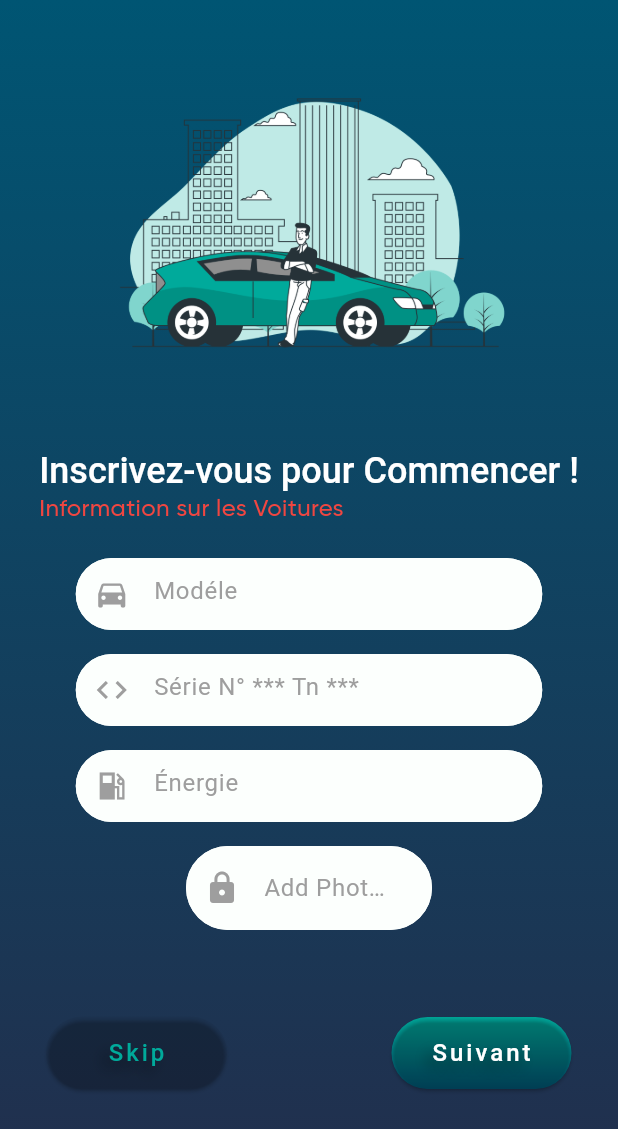
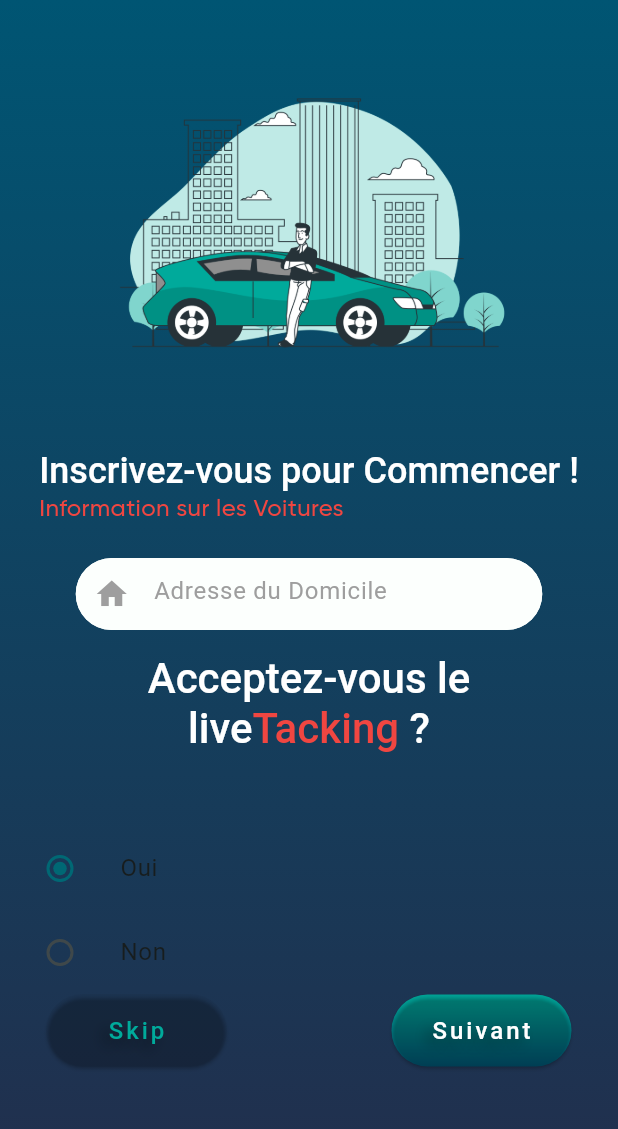
Before and after one commit to Acharouni/GOandGO, a Flutter app: the screen it shows after launch, on a phone screen of 412 x 824 dp. Shown: the top 1129 px of the screen. Run offline on Flutter 3.47's test engine with Material 2 defaults, Android fonts, the phone set to English and light mode, and no system bars.

Commit message:
register3 page

```diff
--- a/lib/main.dart
+++ b/lib/main.dart
@@ -1,6 +1,7 @@
 import 'package:flutter/material.dart';
 import 'package:go_and_go/screen/Regster1.dart';
 import 'package:go_and_go/screen/Regster2.dart';
+import 'package:go_and_go/screen/Regster3.dart';
 import 'package:go_and_go/screen/splash_screen.dart';
 import 'package:go_and_go/screen/startScreen.dart';
 
@@ -17,10 +18,10 @@ class MyApp extends StatelessWidget {
     return MaterialApp(
       title: 'Inetum Demo',
       theme: ThemeData(
-        colorScheme: ColorScheme.fromSeed(seedColor: Colors.deepPurple),
+        colorScheme: ColorScheme.fromSeed(seedColor: Colors.white),
         useMaterial3: true,
       ),
-      home: resgstertwo(),
+      home: regsterthree(),
     );
   }
 }
--- /dev/null
+++ b/lib/screen/Regster3.dart
@@ -0,0 +1,271 @@
+import 'package:flutter/material.dart';
+
+class regsterthree extends StatefulWidget {
+  const regsterthree({Key? key}) : super(key: key);
+
+  @override
+  State<regsterthree> createState() => _regsterthreeState();
+}
+List<String> optionsV =['Oui','Non'];
+
+class _regsterthreeState extends State<regsterthree> {
+  String currentOptions=optionsV[0];
+    @override
+    Widget build(BuildContext context) {
+      return Scaffold(
+        body: Container(
+          width:double.infinity,
+          decoration: BoxDecoration(
+            gradient: LinearGradient(colors: [Color(0xFF232D4B),Color(0xFF005573)],
+                begin:Alignment.bottomCenter,
+                end: Alignment.topCenter),
+          ),
+          child:  Column(
+            children: [
+              Column(
+                children: [
+                  Container(
+                    child: Image.asset(
+                      'assets/img/Carsimage2.png',
+                      width: 298,
+                      height: 300,
+                      fit: BoxFit.contain, // Choose a fit option
+                    ),
+                  ),
+                ],
+              ),
+              Column(
+                children: [
+                  Center(
+                    child: RichText(
+                      textAlign: TextAlign.center,
+                      text: TextSpan(
+                        style: TextStyle(
+                          fontFamily: "Roboto",
+                          fontSize: 24,
+                          fontWeight: FontWeight.w500,
+                          color: Colors.white, // Couleur par défaut du texte
+                        ),
+                        children: [
+                          TextSpan(
+                            text: "Inscrivez-vous pour Commencer !",
+                          ),
+                        ],
+                      ),
+                    ),
+                  ),
+                  Column(
+                    children: [
+                      Container(
+                        width: 360,
+                        height: 44,
+                        child: Text(
+                          "Information sur les Voitures ",
+                          style: const TextStyle(
+                            fontFamily: "Gilroy",
+                            fontSize: 16,
+                            fontWeight: FontWeight.w400,
+                            color: Color(0xFFF04641),
+                          ),
+                          textAlign: TextAlign.left,
+                        ),
+                      ),
+                    ],
+                  ),
+                ],
+              ),
+              Column(
+                children: [
+                  Container(
+                    width: 311,
+                    height: 48,
+                    child: TextFormField(
+                      style: TextStyle(color: Colors.black),
+                      validator: (value) {
+                        if (value!.isEmpty) {
+                          return 'Le champ Adresse du Domicile ne doit pas être vide';
+                        }
+                        return null;
+                      },
+                      decoration: InputDecoration(
+                        hintText: "Adresse du Domicile",
+                        border: OutlineInputBorder(
+                          borderRadius: BorderRadius.circular(10),
+                        ),
+                        contentPadding: EdgeInsets.symmetric(horizontal: 20, vertical: 16), // Ajuster la taille du champ de saisie
+                        filled: true,
+                        fillColor: Color(0xFFFCFFFD),
+                        hintStyle: TextStyle(color: Colors.grey),
+                        enabledBorder: OutlineInputBorder( // Définir le style de la bordure quand le champ n'est pas en focus
+                          borderRadius: BorderRadius.circular(60),
+                          borderSide: BorderSide(color: Color(0xFFFCFFFD), width: 2),
+                        ),
+                        prefixIcon: Icon(Icons.home, color: Colors.grey),
+                      ),
+                    ),
+                  ),
+                ],
+              ),
+              SizedBox(height: 16),
+              Column(
+                children: [
+
+                  Container(
+                    width: 325,
+                    height: 99,
+                    child: RichText(
+                      textAlign: TextAlign.center,
+                      text: TextSpan(
+                        style: TextStyle(
+                          fontFamily: "Roboto",
+                          fontSize: 28,
+                          fontWeight: FontWeight.w500,
+                          color: Colors.white, // Couleur par défaut du texte
+                        ),
+                        children: [
+                          TextSpan(
+                            text: "Acceptez-vous le live",
+                          ),
+                          TextSpan(
+                            text: "Tacking ",
+                            style: TextStyle(
+                              color: Color(0xFFF04641), // Couleur rouge pour "Go"
+                            ),
+                          ),
+                          TextSpan(
+                            text: "?",
+                          ),
+                        ],
+                      ),
+                    ),
+                  ),
+                ],
+              ),
+              SizedBox(height: 16),
+              Column(
+                children: [
+                  Column(
+                    children: [
+                      ListTile(
+                        title: const Text("Oui"),
+                        leading: Radio(
+                          value: optionsV[0],
+                          groupValue: currentOptions,
+                          onChanged: (value){
+                            setState(() {
+                              currentOptions=value.toString();
+                            });
+                          },
+                        ),
+                      ),
+                      ListTile(
+                        title: const Text("Non"),
+                        leading: Radio(
+                          value: optionsV[1],
+                          groupValue: currentOptions,
+                          onChanged: (value){
+                            setState(() {
+                              currentOptions=value.toString();
+                            });
+                          },
+                        ),
+                      ),
+
+                    ],
+                  )
+                ],
+              ),
+              Row(
+                mainAxisAlignment: MainAxisAlignment.center,
+                children: [
+                  Container(
+                    width: 120,
+                    height: 48,
+                    decoration: BoxDecoration(
+                      gradient: LinearGradient(
+                        colors: [Color(0xFFFF52), Color(0xFF7400)],
+                        begin: Alignment.bottomCenter,
+                        end: Alignment.topCenter,
+                      ),// Couleur de fond du bouton "Skip"
+                      borderRadius: BorderRadius.circular(30.0),
+                    ),
+                    child: ElevatedButton(
+                      style: ElevatedButton.styleFrom(
+                        primary: Colors.transparent, // Rendre la couleur de fond transparente
+                        onPrimary: Color(0xFFF00AA9B), // Couleur du texte
+                        shape: RoundedRectangleBorder(
+                          borderRadius: BorderRadius.circular(30.0),
+                        ),
+                      ),
+                      onPressed: () {
+                        // Action à exécuter lorsque le bouton "Skip" est pressé
+                        print('Skip button pressed');
+                      },
+                      child: Center(
+                        child: Text(
+                          'Skip',
+                          style: TextStyle(
+                            fontSize: 16,
+                            shadows: [
+                              Shadow(
+                                blurRadius: 10.0,
+                                color: Colors.black38,
+                                offset: Offset(-5.0, 5.0),
+                              ),
+                            ],
+                            letterSpacing: 2,
+                          ),
+                        ),
+                      ),
+                    ),
+                  ),
+                  SizedBox(width:110, height: 16), // Espacement entre les boutons
+                  Container(
+                    width: 120,
+                    height: 48,
+                    decoration: BoxDecoration(
+                      gradient: LinearGradient(
+                        colors: [Color(0xFF005573), Color(0xFF00AA9B)],
+                        begin: Alignment.bottomCenter,
+                        end: Alignment.topCenter,
+                      ),
+                      borderRadius: BorderRadius.circular(30.0),
+                    ),
+                    child: ElevatedButton(
+                      style: ElevatedButton.styleFrom(
+                        primary: Colors.transparent, // Rendre la couleur de fond transparente
+                        onPrimary: Colors.white, // Couleur du texte
+                        shape: RoundedRectangleBorder(
+                          borderRadius: BorderRadius.circular(30.0),
+                        ),
+                      ),
+                      onPressed: () {
+                        // Action à exécuter lorsque le bouton "Commencer" est pressé
+                        print('Commencer button pressed');
+                      },
+                      child: Center(
+                        child: Text(
+                          'Suivant',
+                          style: TextStyle(
+                            fontSize: 16,
+                            shadows: [
+                              Shadow(
+                                blurRadius: 10.0,
+                                color: Colors.black38,
+                                offset: Offset(-5.0, 5.0),
+                              ),
+                            ],
+                            letterSpacing: 2,
+                          ),
+                        ),
+                      ),
+                    ),
+                  ),
+                ],
+              ),
+            ],
+          ),
+        ),
+      );
+    }
+  }
--- a/lib/screen/startScreen.dart
+++ b/lib/screen/startScreen.dart
@@ -50,7 +50,7 @@ class _startScreenState extends State<startScreen> {
                       ),
                       children: [
                         TextSpan(
-                          text: "Go&GO",
+                          text: "Go&Go",
                           style: TextStyle(
                             color: Color(0xFFF04641), // Couleur rouge pour "Go"
                           ),
```
Also changed, not shown: lib/screen/home.dart (added).
